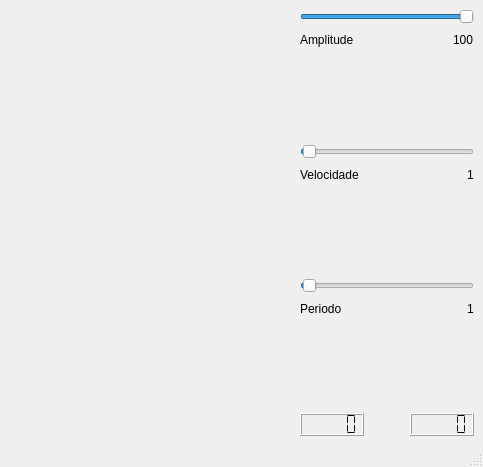
This is PlotSeno/mainwindow.ui in agostinhobritojr/dca1202 as Qt 5 draws it before an edit. The edited form follows.
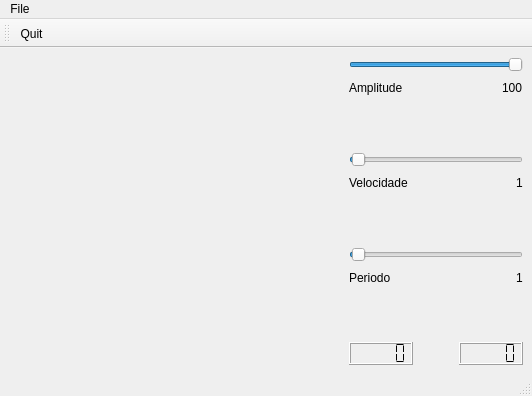
This is the edited form. Icons and pictures are not drawn. Custom widgets are drawn as their Qt base class.

What changed in the file:
```diff
--- a/PlotSeno/mainwindow.ui
+++ b/PlotSeno/mainwindow.ui
@@ -6,8 +6,8 @@
    <rect>
     <x>0</x>
     <y>0</y>
-    <width>483</width>
-    <height>467</height>
+    <width>532</width>
+    <height>396</height>
    </rect>
   </property>
   <property name="windowTitle">
@@ -237,12 +237,43 @@
     <rect>
      <x>0</x>
      <y>0</y>
-     <width>483</width>
+     <width>532</width>
      <height>22</height>
     </rect>
    </property>
+   <widget class="QMenu" name="menuFile">
+    <property name="title">
+     <string>File</string>
+    </property>
+    <addaction name="actionQuit"/>
+   </widget>
+   <addaction name="menuFile"/>
   </widget>
   <widget class="QStatusBar" name="statusbar"/>
+  <widget class="QToolBar" name="toolBar">
+   <property name="windowTitle">
+    <string>toolBar</string>
+   </property>
+   <property name="toolButtonStyle">
+    <enum>Qt::ToolButtonIconOnly</enum>
+   </property>
+   <attribute name="toolBarArea">
+    <enum>TopToolBarArea</enum>
+   </attribute>
+   <attribute name="toolBarBreak">
+    <bool>false</bool>
+   </attribute>
+   <addaction name="actionQuit"/>
+  </widget>
+  <action name="actionQuit">
+   <property name="icon">
+    <iconset resource="icones.qrc">
+     <normaloff>:/icones/cubo</normaloff>:/icones/cubo</iconset>
+   </property>
+   <property name="text">
+    <string>Quit</string>
+   </property>
+  </action>
  </widget>
  <customwidgets>
   <customwidget>
```
Left out of the diff: 4 changed lines with no effect on the pictures.
